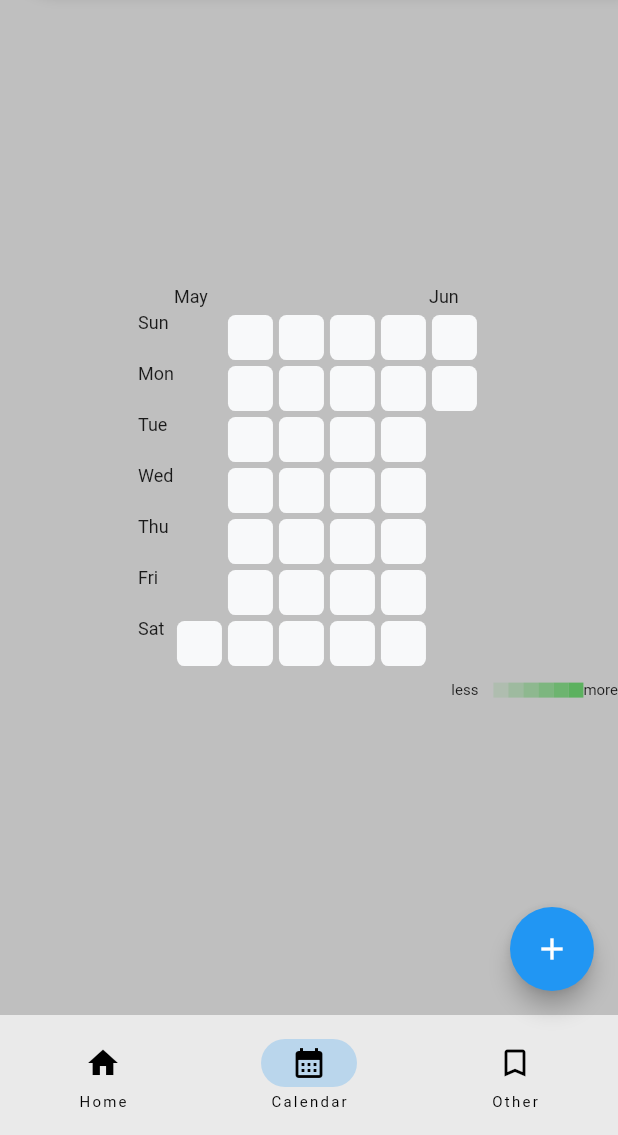
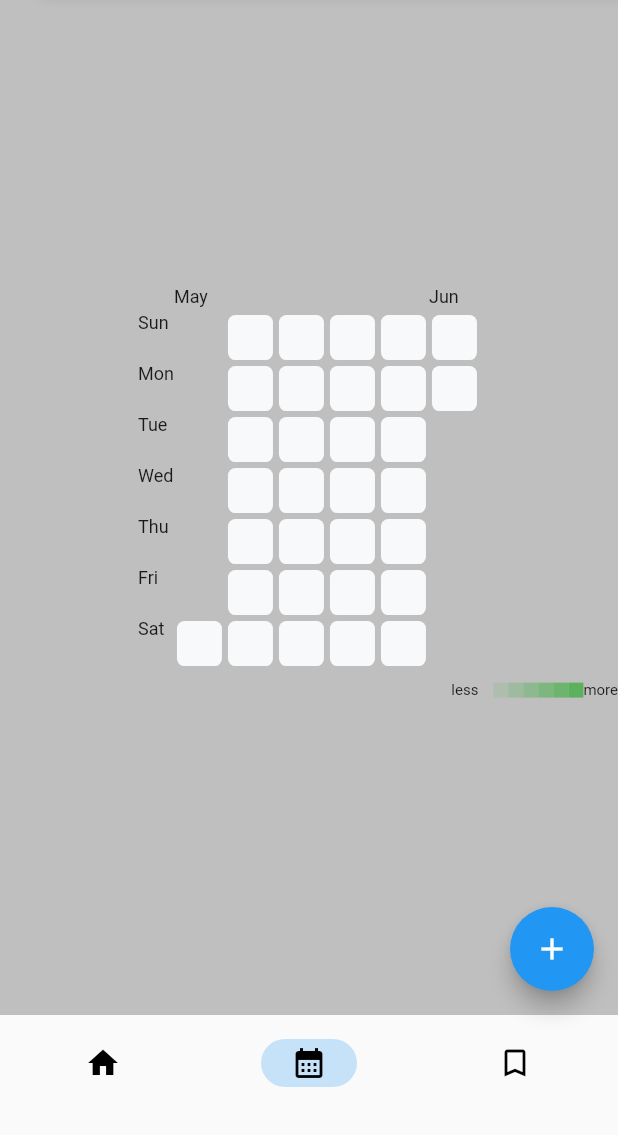
Before and after one commit to prem-pxtel/Gains-Tracker-Pro, a Flutter app: the screen it shows after launch, item 2 of the bottom bar chosen, on a phone screen of 412 x 824 dp, the part 101-1236 px from its top. Run offline on Flutter 3.47's test engine with Material 2 defaults, Android fonts, the phone set to English and light mode, and no system bars; drawn by our look-alikes of flutter_heatmap_calendar; our stand-ins replace numberpicker, table_calendar.

Commit message:
i cant sleep

```diff
--- a/gains_tracker_pro/lib/homepage.dart
+++ b/gains_tracker_pro/lib/homepage.dart
@@ -99,6 +99,7 @@ class HomePageState extends State<HomePage> {
         const OtherPage(),
       ][currentPageIndex],
       bottomNavigationBar: NavigationBar(
+        backgroundColor: Color.fromARGB(0, 1, 1, 1),
         onDestinationSelected: (int index) {
           setState(() {
             currentPageIndex = index;
@@ -108,16 +109,16 @@ class HomePageState extends State<HomePage> {
         destinations: const <Widget>[
           NavigationDestination(
             icon: Icon(Icons.home),
-            label: 'Home',
+            label: '',
           ),
           NavigationDestination(
             icon: Icon(Icons.calendar_month),
-            label: 'Calendar',
+            label: '',
           ),
           NavigationDestination(
             selectedIcon: Icon(Icons.bookmark),
             icon: Icon(Icons.bookmark_border),
-            label: 'Other',
+            label: '',
           ),
         ],
       ),
```
